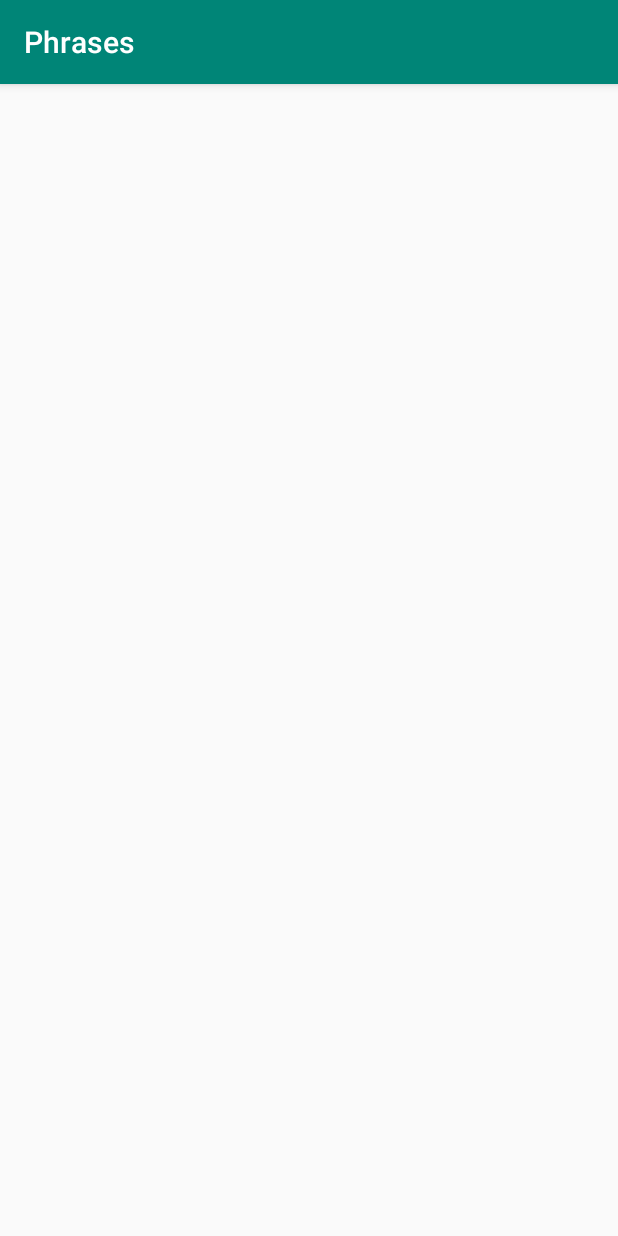
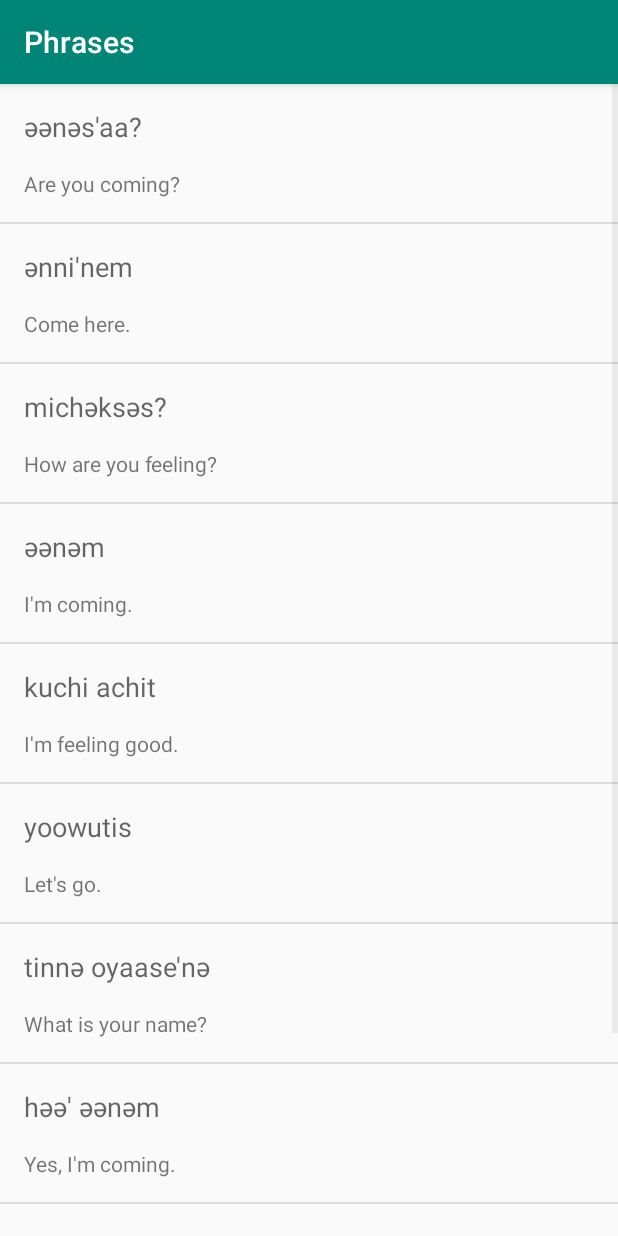
Before and after one commit to varshneyankit/MiwokApp, an Android app: the PhrasesActivity screen opened directly, with no data from a screen before it, on a phone screen of 412 x 824 dp. Run offline under Robolectric (Android 15) with nearby library versions, the phone set to English and light mode, and no system bars.

Commit message:
Created all lists with images

```diff
--- a/app/src/main/java/com/example/miwokapp/ColourActivity.java
+++ b/app/src/main/java/com/example/miwokapp/ColourActivity.java
@@ -3,13 +3,14 @@ package com.example.miwokapp;
 import androidx.appcompat.app.AppCompatActivity;
 
 import android.os.Bundle;
+import android.widget.ListView;
 
 public class ColourActivity extends AppCompatActivity {
 
     @Override
     protected void onCreate(Bundle savedInstanceState) {
         super.onCreate(savedInstanceState);
-        setContentView(R.layout.activity_colour);
+        setContentView(R.layout.words_list_view);
 
         Word[] colours = new Word[8];
         colours[0] = new Word(R.string.color_black, R.string.miwok_color_black, R.drawable.color_black);
@@ -21,5 +22,8 @@ public class ColourActivity extends AppCompatActivity {
         colours[6] = new Word(R.string.color_red, R.string.miwok_color_red, R.drawable.color_red);
         colours[7] = new Word(R.string.color_white, R.string.miwok_color_white, R.drawable.color_white);
 
+        WordAdapter wordAdapter= new WordAdapter(this,R.layout.list_item, colours);
+        ListView listView = findViewById(R.id.listView);
+        listView.setAdapter(wordAdapter);
     }
 }
--- a/app/src/main/java/com/example/miwokapp/FamilyMembersActivity.java
+++ b/app/src/main/java/com/example/miwokapp/FamilyMembersActivity.java
@@ -3,25 +3,27 @@ package com.example.miwokapp;
 import androidx.appcompat.app.AppCompatActivity;
 
 import android.os.Bundle;
+import android.widget.ListView;
 
 public class FamilyMembersActivity extends AppCompatActivity {
 
     @Override
     protected void onCreate(Bundle savedInstanceState) {
         super.onCreate(savedInstanceState);
-        setContentView(R.layout.activity_family_members);
+        setContentView(R.layout.words_list_view);
 
         Word[] family = new Word[10];
         family[0] = new Word(R.string.family_father, R.string.miwok_family_father, R.drawable.family_father);
         family[1] = new Word(R.string.family_mother, R.string.miwok_family_mother, R.drawable.family_mother);
         family[2] = new Word(R.string.family_son,R.string.miwok_family_son, R.drawable.family_son);
         family[3] = new Word(R.string.family_daughter, R.string.miwok_family_daughter, R.drawable.family_daughter);
-        family[4] = new Word(R .string.family_grandfather, R.string.miwok_family_grandfather, R.drawable.family_grandfather);
+        family[4] = new Word(R.string.family_grandfather, R.string.miwok_family_grandfather, R.drawable.family_grandfather);
         family[5] = new Word(R.string.family_grandmother, R.string.miwok_family_grandmother, R.drawable.family_grandmother);
         family[6] = new Word(R.string.family_older_brother,R.string.miwok_family_older_brother,R.drawable.family_older_brother);
         family[7] = new Word(R.string.family_older_sister,R.string.miwok_family_older_sister,R.drawable.family_older_sister);
         family[8] = new Word(R.string.family_younger_brother,R.string.miwok_family_younger_brother,R.drawable.family_younger_brother);
         family[9] = new Word(R.string.family_younger_sister,R.string.miwok_family_younger_sister,R.drawable.family_younger_sister);
 
+        ((ListView) findViewById(R.id.listView)).setAdapter(new WordAdapter(this,R.layout.list_item,family));
     }
 }
--- a/app/src/main/java/com/example/miwokapp/NumbersActivity.java
+++ b/app/src/main/java/com/example/miwokapp/NumbersActivity.java
@@ -9,7 +9,7 @@ public class NumbersActivity extends AppCompatActivity {
     @Override
     protected void onCreate(Bundle savedInstanceState) {
         super.onCreate(savedInstanceState);
-        setContentView(R.layout.activity_numbers);
+        setContentView(R.layout.words_list_view);
 
         Word[] numbers = new Word[10];
         numbers[0] = new Word(R.string.number_one, R.string.miwok_number_one, R.drawable.number_one);
--- a/app/src/main/java/com/example/miwokapp/PhrasesActivity.java
+++ b/app/src/main/java/com/example/miwokapp/PhrasesActivity.java
@@ -3,13 +3,28 @@ package com.example.miwokapp;
 import androidx.appcompat.app.AppCompatActivity;
 
 import android.os.Bundle;
+import android.widget.ListView;
 
 public class PhrasesActivity extends AppCompatActivity {
 
     @Override
     protected void onCreate(Bundle savedInstanceState) {
         super.onCreate(savedInstanceState);
-        setContentView(R.layout.activity_phrases);
+        setContentView(R.layout.words_list_view);
+
+        Word[] phrases=new Word[10];
+        phrases[0] = new Word(R.string.phrase_are_you_coming,R.string.miwok_phrase_are_you_coming,null);
+        phrases[1] = new Word(R.string.phrase_come_here,R.string.miwok_phrase_come_here,null);
+        phrases[2] = new Word(R.string.phrase_how_are_you_feeling,R.string.miwok_phrase_how_are_you_feeling,null);
+        phrases[3] = new Word(R.string.phrase_im_coming,R.string.miwok_phrase_im_coming,null);
+        phrases[4] = new Word(R.string.phrase_im_feeling_good,R.string.miwok_phrase_im_feeling_good,null);
+        phrases[5] = new Word(R.string.phrase_lets_go,R.string.miwok_phrase_lets_go,null);
+        phrases[6] = new Word(R.string.phrase_what_is_your_name,R.string.miwok_phrase_what_is_your_name,null);
+        phrases[7] = new Word(R.string.phrase_yes_im_coming,R.string.miwok_phrase_yes_im_coming,null);
+        phrases[8] = new Word(R.string.phrase_my_name_is, R.string.miwok_phrase_my_name_is, null);
+        phrases[9] = new Word(R.string.phrase_where_are_you_going, R.string.miwok_phrase_where_are_you_going, null);
+
+        ((ListView) findViewById(R.id.listView)).setAdapter(new WordAdapter(this,R.layout.list_item, phrases));
 
     }
 }
--- a/app/src/main/java/com/example/miwokapp/Word.java
+++ b/app/src/main/java/com/example/miwokapp/Word.java
@@ -4,9 +4,9 @@ public class Word {
 
     private int English;
     private int Miwok;
-    private int Image;
+    private Integer Image;
 
-    public Word(int english, int miwok, int image) {
+    public Word(int english, int miwok, Integer image) {
         English = english;
         Miwok = miwok;
         Image = image;
@@ -20,7 +20,7 @@ public class Word {
         return Miwok;
     }
 
-    public int getImage() {
+    public Integer getImage() {
         return Image;
     }
 }
--- a/app/src/main/java/com/example/miwokapp/WordAdapter.java
+++ b/app/src/main/java/com/example/miwokapp/WordAdapter.java
@@ -45,7 +45,10 @@ final class WordAdapter extends ArrayAdapter<Word> {
 
         englishTextView.setText(currentWord.getEnglish());
         miwokTextView.setText(currentWord.getMiwok());
-        image.setImageResource(currentWord.getImage());
+
+        if (currentWord.getImage() != null) {
+            image.setImageResource(currentWord.getImage());
+        }else image.setVisibility(View.GONE);
 
         return oldView;
     }
--- a/app/src/main/res/layout/activity_phrases.xml
+++ /dev/null
@@ -1,9 +0,0 @@
-<?xml version="1.0" encoding="utf-8"?>
-<androidx.constraintlayout.widget.ConstraintLayout xmlns:android="http://schemas.android.com/apk/res/android"
-    xmlns:app="http://schemas.android.com/apk/res-auto"
-    xmlns:tools="http://schemas.android.com/tools"
-    android:layout_width="match_parent"
-    android:layout_height="match_parent"
-    tools:context=".PhrasesActivity">
-
-</androidx.constraintlayout.widget.ConstraintLayout>
--- a/app/src/main/res/layout/list_item.xml
+++ b/app/src/main/res/layout/list_item.xml
@@ -11,8 +11,7 @@
         android:layout_height="72dp"
         android:layout_alignParentStart="true"
         android:layout_centerVertical="true"
-        android:padding="8dp"
-        android:src="@mipmap/ic_launcher" />
+        android:padding="8dp" />
 
     <TextView
         android:id="@+id/mt1"
@@ -20,8 +19,7 @@
         android:layout_width="wrap_content"
         android:layout_height="wrap_content"
         android:layout_toEndOf="@id/image"
-        android:padding="8dp"
-        android:text="Miwok Translation" />
+        android:padding="8dp" />
 
     <TextView
         android:id="@+id/et1"
@@ -30,7 +28,6 @@
         android:layout_height="wrap_content"
         android:layout_below="@id/mt1"
         android:layout_toEndOf="@id/image"
-        android:padding="8dp"
-        android:text="English Word" />
+        android:padding="8dp" />
 
 </RelativeLayout>
--- a/app/src/main/res/layout/activity_numbers.xml
+++ b/app/src/main/res/layout/words_list_view.xml
@@ -1,8 +1,6 @@
 <?xml version="1.0" encoding="utf-8"?>
 <ListView xmlns:aniwef="http://schemas.android.com/apk/res/android"
-    xmlns:tools="http://schemas.android.com/tools"
     aniwef:id="@+id/listView"
     aniwef:layout_width="match_parent"
     aniwef:layout_height="match_parent"
-    aniwef:orientation="vertical"
-    tools:context=".NumbersActivity"/>
+    aniwef:orientation="vertical" />
```
Also changed, not shown: app/src/main/res/layout/activity_colour.xml (deleted, +0 -9 lines), app/src/main/res/layout/activity_family_members.xml (deleted, +0 -9 lines).
